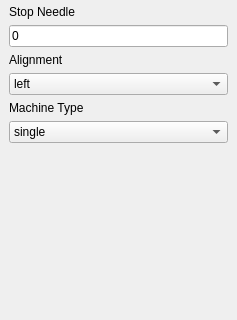
Before: the Qt Designer form software/python/ayab/ayab_options.ui in AllYarnsAreBeautiful/ayab-desktop, drawn with Qt 5; both pictures show x 0 to 237 and y 148 to 468 of the 237 by 551 pixel window.
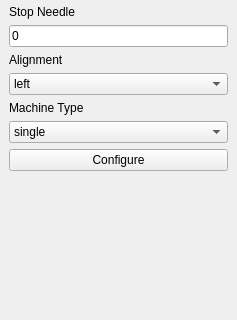
After: the same form once the commit is applied.

Commit message: added configure button to ayab_options ui

The edit to the form file:
```diff
--- a/software/python/ayab/ayab_options.ui
+++ b/software/python/ayab/ayab_options.ui
@@ -114,6 +114,13 @@
       </item>
      </widget>
     </item>
+    <item>
+     <widget class="QPushButton" name="configure_button">
+      <property name="text">
+       <string>Configure</string>
+      </property>
+     </widget>
+    </item>
     <item>
      <spacer name="verticalSpacer">
       <property name="orientation">
```
The commit also changes 1 other file.
